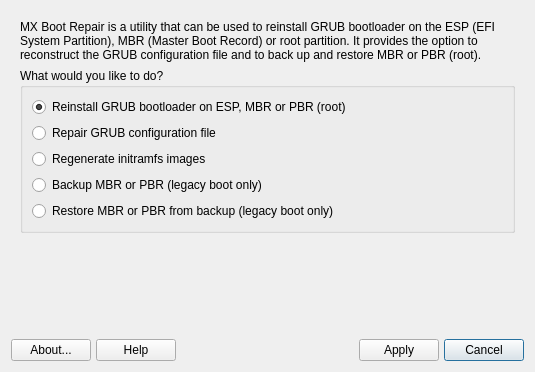
Before: the Qt Designer form mainwindow.ui in MX-Linux/mx-bootrepair, drawn with Qt 5.
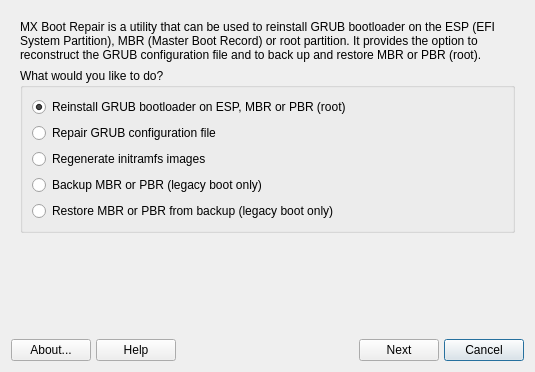
After: the same form once the commit is applied. Icons and pictures are not drawn.

Commit message: Use Next -> instead of Apply

```diff
--- a/mainwindow.ui
+++ b/mainwindow.ui
@@ -518,10 +518,7 @@
         <string>Apply any changes</string>
        </property>
        <property name="text">
-        <string>Apply</string>
-       </property>
-       <property name="icon">
-        <iconset theme="dialog-ok"/>
+        <string>Next</string>
        </property>
        <property name="shortcut">
         <string/>
```
Left out of the diff: 10 changed lines with no effect on the pictures. The commit also changes 1 other file.
